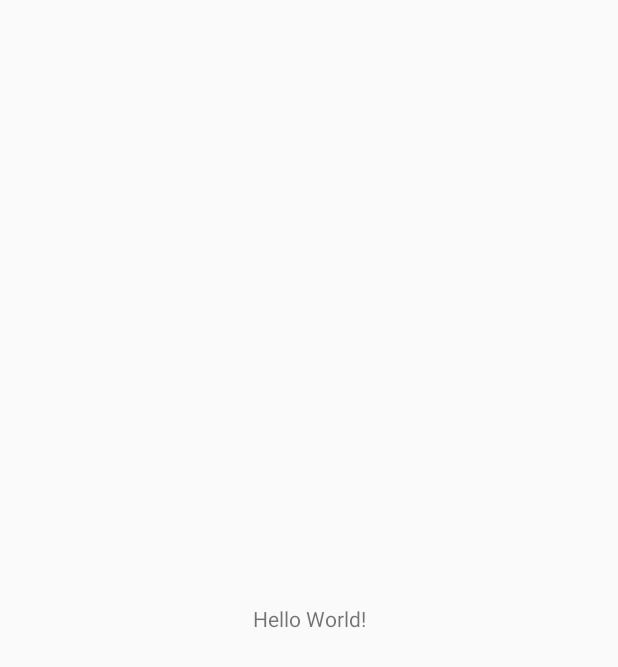
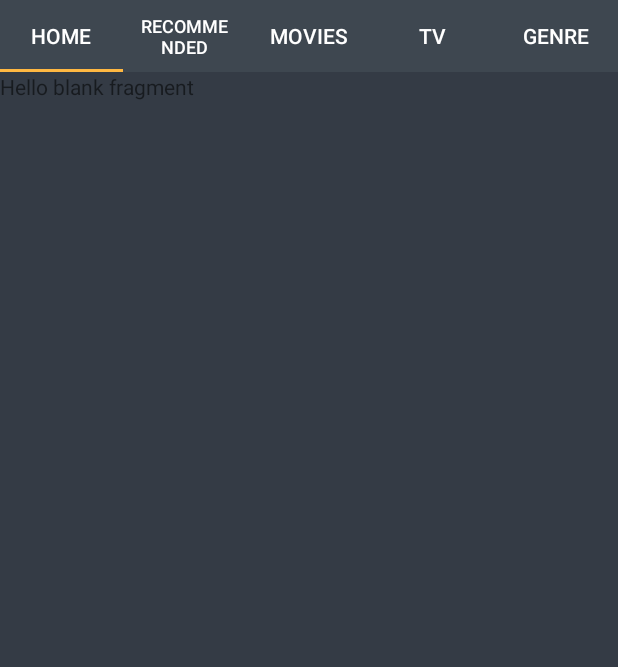
Before and after one commit to Aayushdangol/amar-pudasaini, an Android app: the screen it shows after launch (MainActivity before the commit, ViewPagerActivity after it), on a phone screen of 412 x 824 dp. Before the commit the part shown is almost empty. Shown: the top 667 px of the screen. Run offline under Robolectric (Android 15) with nearby library versions, the phone set to English and light mode, and no system bars.

Commit message:
Change background and fragment content

```diff
--- a/app/src/main/java/com/moviehub/ViewPagerActivity.java
+++ b/app/src/main/java/com/moviehub/ViewPagerActivity.java
@@ -25,7 +25,7 @@ public class ViewPagerActivity extends AppCompatActivity {
         viewPager=findViewById(R.id.viewpager);
 
         ViewPagerAdapter adapter = new ViewPagerAdapter(getSupportFragmentManager());
-        adapter.addFragment(new Home(),"Login");
+        adapter.addFragment(new Home(),"Home");
         adapter.addFragment(new Recommended(),"Recommended");
         adapter.addFragment(new Movies(),"Movies");
         adapter.addFragment(new TV(),"TV");
--- a/app/src/main/res/layout/activity_view_pager.xml
+++ b/app/src/main/res/layout/activity_view_pager.xml
@@ -5,30 +5,27 @@
     android:layout_width="match_parent"
     android:layout_height="match_parent"
     android:orientation="vertical"
+    android:background="#343b45"
     tools:showIn="@layout/activity_view_pager"
     tools:context=".ViewPagerActivity">
 
-    <!--<LinearLayout-->
-        <!--android:layout_width="match_parent"-->
-        <!--android:orientation="vertical"-->
-        <!--android:layout_height="wrap_content">-->
-        <!---->
-        <!--<ImageView-->
-            <!--android:layout_width="wrap_content"-->
-            <!--android:layout_height="wrap_content"-->
-            <!--android:src="@drawable/logo"/>-->
-        <!---->
-        <!---->
-    <!--</LinearLayout>-->
+ <GridLayout
+     android:layout_width="match_parent"
+     android:layout_height="wrap_content"
+     android:columnCount="1">
 
      <android.support.design.widget.TabLayout
          android:layout_width="match_parent"
          android:layout_height="wrap_content"
          android:id="@+id/tabId"
          app:tabTextColor="#fff"
-        app:tabIndicatorColor="#fff"
-        android:background="#1e88e5"
+         app:tabIndicatorColor="#ffb842"
+         android:background="#3e4750"
+         android:layout_columnWeight="4"
          />
+
+ </GridLayout>
+
     <android.support.v4.view.ViewPager
         android:layout_width="match_parent"
         android:layout_height="wrap_content"
```
Also changed, not shown: app/src/main/AndroidManifest.xml (+5 -3 lines). Lines whose indentation alone changed are shown as unchanged.
